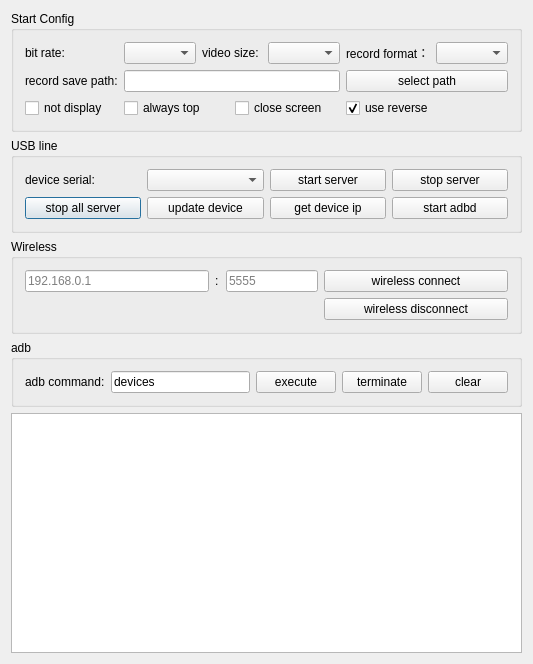
barry-ran/QtScrcpy, file QtScrcpy/dialog.ui: the form before one commit.
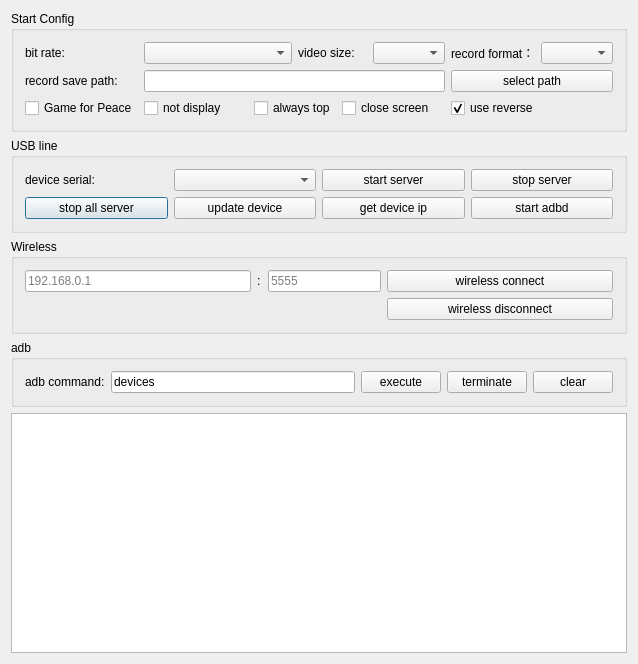
The form after the commit.

```diff
--- a/QtScrcpy/dialog.ui
+++ b/QtScrcpy/dialog.ui
@@ -113,41 +113,24 @@
       <string>Start Config</string>
      </property>
      <layout class="QGridLayout" name="gridLayout_3">
-      <item row="1" column="3" colspan="5">
-       <widget class="QLineEdit" name="recordPathEdt">
-        <property name="readOnly">
+      <item row="2" column="9" colspan="2">
+       <widget class="QCheckBox" name="useReverseCheck">
+        <property name="text">
+         <string>use reverse</string>
+        </property>
+        <property name="checked">
          <bool>true</bool>
         </property>
        </widget>
       </item>
-      <item row="0" column="9">
-       <widget class="QComboBox" name="formatBox"/>
-      </item>
-      <item row="0" column="3" colspan="2">
-       <widget class="QComboBox" name="bitRateBox">
-        <property name="toolTip">
-         <string/>
-        </property>
-        <property name="currentText">
-         <string/>
-        </property>
-       </widget>
-      </item>
       <item row="0" column="8">
-       <widget class="QLabel" name="label_6">
-        <property name="text">
-         <string>record format：</string>
-        </property>
-       </widget>
-      </item>
-      <item row="0" column="7">
        <widget class="QComboBox" name="videoSizeBox">
         <property name="toolTip">
          <string/>
         </property>
        </widget>
       </item>
-      <item row="1" column="8" colspan="2">
+      <item row="1" column="9" colspan="2">
        <widget class="QPushButton" name="selectRecordPathBtn">
         <property name="text">
          <string>select path</string>
@@ -157,47 +140,24 @@
         </property>
        </widget>
       </item>
-      <item row="2" column="3" colspan="3">
-       <widget class="QCheckBox" name="alwaysTopCheck">
+      <item row="0" column="9">
+       <widget class="QLabel" name="label_6">
         <property name="text">
-         <string>always top</string>
+         <string>record format：</string>
         </property>
-        <property name="checked">
-         <bool>false</bool>
-        </property>
        </widget>
       </item>
-      <item row="2" column="0" colspan="2">
-       <widget class="QCheckBox" name="notDisplayCheck">
+      <item row="0" column="6" colspan="2">
+       <widget class="QLabel" name="label_4">
         <property name="text">
-         <string>not display</string>
+         <string>video size:</string>
         </property>
-        <property name="checkable">
-         <bool>false</bool>
-        </property>
        </widget>
       </item>
-      <item row="1" column="0" colspan="2">
-       <widget class="QLabel" name="label_5">
-        <property name="text">
-         <string>record save path:</string>
-        </property>
-        <property name="buddy">
-         <cstring>recordPathEdt</cstring>
-        </property>
-       </widget>
+      <item row="0" column="10">
+       <widget class="QComboBox" name="formatBox"/>
       </item>
-      <item row="2" column="8" colspan="2">
-       <widget class="QCheckBox" name="useReverseCheck">
-        <property name="text">
-         <string>use reverse</string>
-        </property>
-        <property name="checked">
-         <bool>true</bool>
-        </property>
-       </widget>
-      </item>
-      <item row="2" column="6" colspan="2">
+      <item row="2" column="7" colspan="2">
        <widget class="QCheckBox" name="closeScreenCheck">
         <property name="text">
          <string>close screen</string>
@@ -211,10 +171,57 @@
         </property>
        </widget>
       </item>
-      <item row="0" column="5" colspan="2">
-       <widget class="QLabel" name="label_4">
+      <item row="1" column="0" colspan="2">
+       <widget class="QLabel" name="label_5">
         <property name="text">
-         <string>video size:</string>
+         <string>record save path:</string>
+        </property>
+        <property name="buddy">
+         <cstring>recordPathEdt</cstring>
+        </property>
+       </widget>
+      </item>
+      <item row="0" column="2" colspan="4">
+       <widget class="QComboBox" name="bitRateBox">
+        <property name="toolTip">
+         <string/>
+        </property>
+        <property name="currentText">
+         <string/>
+        </property>
+       </widget>
+      </item>
+      <item row="1" column="2" colspan="7">
+       <widget class="QLineEdit" name="recordPathEdt">
+        <property name="readOnly">
+         <bool>true</bool>
+        </property>
+       </widget>
+      </item>
+      <item row="2" column="0" colspan="2">
+       <widget class="QCheckBox" name="gameForPeaceCheck">
+        <property name="text">
+         <string>Game for Peace</string>
+        </property>
+       </widget>
+      </item>
+      <item row="2" column="5" colspan="2">
+       <widget class="QCheckBox" name="alwaysTopCheck">
+        <property name="text">
+         <string>always top</string>
+        </property>
+        <property name="checked">
+         <bool>false</bool>
+        </property>
+       </widget>
+      </item>
+      <item row="2" column="2" colspan="2">
+       <widget class="QCheckBox" name="notDisplayCheck">
+        <property name="text">
+         <string>not display</string>
+        </property>
+        <property name="checkable">
+         <bool>false</bool>
         </property>
        </widget>
       </item>
```
